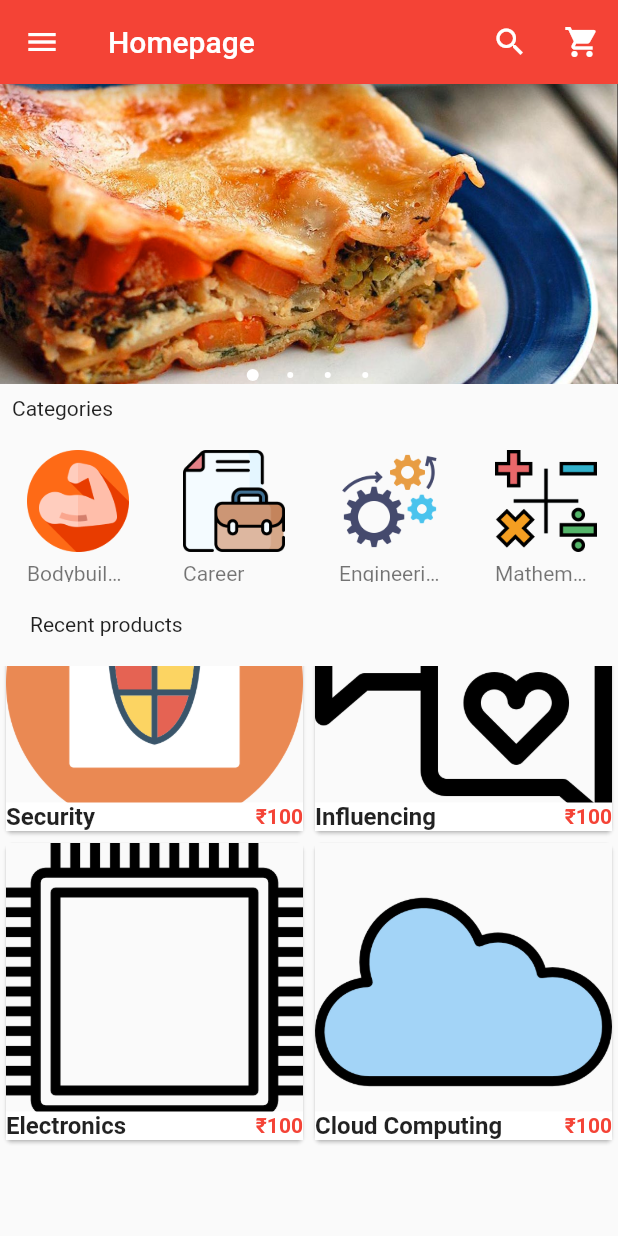
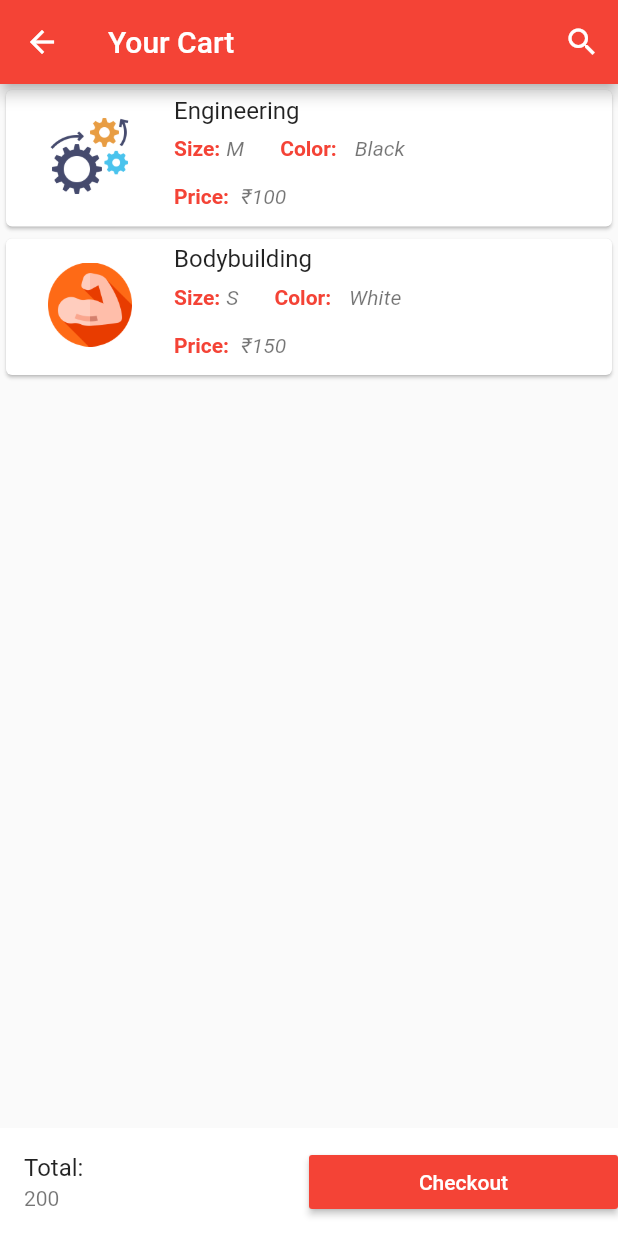
Before and after one commit to apoorvpandey/book_exchange, a Flutter app: the HomePage screen opened directly, scrolled down 298 dp, after a tap on the "shopping cart" icon, on a phone screen of 412 x 824 dp. Run offline on Flutter 3.47's test engine with Material 2 defaults, Android fonts, the light colour scheme and no system bars; drawn by our look-alikes of carousel_pro; our stand-ins replace cloud_firestore, firebase_auth, fluttertoast, google_sign_in, shared_preferences; accounts and stored records are empty.

Commit message:
16\07\20

```diff
--- /dev/null
+++ b/lib/components/cart_products.dart
@@ -0,0 +1,107 @@
+import 'package:flutter/cupertino.dart';
+import 'package:flutter/material.dart';
+
+class CartProducts extends StatefulWidget {
+  @override
+  _CartProductsState createState() => _CartProductsState();
+}
+
+class _CartProductsState extends State<CartProducts> {
+
+  var productsInTheCart = [
+    {
+      "name": "Engineering",
+      "picture": "images/categories/engineering.png",
+      "price": 100,
+      "size": "M",
+      "color": "Black",
+      "quantity": 1,
+    },
+    {
+      "name": "Bodybuilding",
+      "picture": "images/categories/bodybuilding.png",
+      "price": 150,
+      "size": "S",
+      "color": "White",
+      "quantity": 1,
+    },
+  ];
+
+  @override
+  Widget build(BuildContext context) {
+    return ListView.builder(
+      itemCount: productsInTheCart.length,
+        itemBuilder: (context, index){
+        return SingleCartProduct(
+          cartProductName: productsInTheCart[index] ["name"],
+          cartProductColor: productsInTheCart[index] ["color"],
+          cartProductPicture: productsInTheCart[index] ["picture"],
+          cartProductPrice: productsInTheCart[index] ["price"],
+          cartProductQuantity: productsInTheCart[index] ["quantity"],
+          cartProductSize: productsInTheCart[index] ["size"],
+        );
+        });
+
+  }
+}
+
+class SingleCartProduct extends StatelessWidget {
+
+  final cartProductName, cartProductPicture, cartProductPrice, cartProductSize, cartProductColor, cartProductQuantity;
+
+
+  SingleCartProduct({
+      this.cartProductName,
+      this.cartProductPicture,
+      this.cartProductPrice,
+      this.cartProductSize,
+      this.cartProductColor,
+      this.cartProductQuantity});
+
+  @override
+  Widget build(BuildContext context) {
+    return Card(
+      child: ListTile(
+        leading: Image.asset(cartProductPicture, width: 80 , height: 80,),
+        title: Text(cartProductName),
+        subtitle: Column(
+          children: [
+            Row(
+              children: [
+                Padding(
+                  padding: const EdgeInsets.all(0),
+                  child: Text("Size:", style: TextStyle(color: Colors.red, fontWeight: FontWeight.bold)),
+                ),
+                Padding(
+                  padding: const EdgeInsets.all(4.0),
+                  child: Text(cartProductSize, style: TextStyle(fontStyle: FontStyle.italic)),
+                ),
+                Padding(padding: const EdgeInsets.fromLTRB(20, 8, 8, 8),
+                child: Text("Color:", style: TextStyle(color: Colors.red, fontWeight: FontWeight.bold))
+                ),
+                Padding(
+                  padding: const EdgeInsets.all(4.0),
+                  child: Text(cartProductColor, style: TextStyle(fontStyle: FontStyle.italic),),
+                ),
+              ],
+            ),
+
+            Row(
+              children: [
+                Padding(
+                  padding: const EdgeInsets.all(0),
+                  child: Text("Price:", style: TextStyle(color: Colors.red, fontWeight: FontWeight.bold)),
+                ),
+                Padding(
+                  padding: const EdgeInsets.all(8),
+                  child: Text("₹"+"${cartProductPrice}", style: TextStyle(fontStyle: FontStyle.italic)),
+                ),
+              ],
+            ),
+          ],
+        ),
+
+      ),
+    );
+  }
+}
--- a/lib/main.dart
+++ b/lib/main.dart
@@ -1,171 +1,10 @@
-import 'package:bookexchange/components/horizontal_list_view.dart';
-import 'package:bookexchange/components/products.dart';
 import 'package:flutter/material.dart';
-import 'package:carousel_pro/carousel_pro.dart';
+import './views/login.dart';
+
 
 void main() {
   runApp(MaterialApp(
     debugShowCheckedModeBanner: false,
-    home: HomePage(),
+    home: Login(),
   ));
 }
-
-class HomePage extends StatefulWidget {
-  @override
-  _HomePageState createState() => _HomePageState();
-}
-
-class _HomePageState extends State<HomePage> {
-  @override
-  Widget build(BuildContext context) {
-    Widget imageCarousel = new Container(
-      height: 200,
-      child: Carousel(
-        boxFit: BoxFit.cover,
-        images: [
-          AssetImage("images/carousel/image1.jpg"),
-          AssetImage("images/carousel/image2.jpg"),
-          AssetImage("images/carousel/image3.jpg"),
-          AssetImage("images/carousel/image4.jpg"),
-        ],
-        animationCurve: Curves.fastOutSlowIn,
-        animationDuration: Duration(milliseconds: 1000),
-        dotSize: 4,
-        indicatorBgPadding: 2,
-        dotBgColor: Colors.transparent,
-      ),
-    );
-
-    return Scaffold(
-      appBar: AppBar(
-        backgroundColor: Colors.red,
-        title: Text("Homepage"),
-        actions: [
-          IconButton(
-            icon: Icon(
-              Icons.search,
-              color: Colors.white,
-            ),
-            onPressed: () {},
-          ),
-          IconButton(
-            icon: Icon(
-              Icons.shopping_cart,
-              color: Colors.white,
-            ),
-            onPressed: () {},
-          )
-        ],
-      ),
-      drawer: Drawer(
-        child: ListView(
-          children: <Widget>[
-            new UserAccountsDrawerHeader(
-              accountName: Text("Apoorv Pandey"),
-              accountEmail: Text("apoorvpandey111@gmail.com"),
-              currentAccountPicture: GestureDetector(
-                child: new CircleAvatar(
-                  backgroundColor: Colors.grey,
-                  child: Icon(
-                    Icons.person,
-                    color: Colors.white,
-                  ),
-                ),
-              ),
-              decoration: new BoxDecoration(color: Colors.redAccent),
-            ),
-            InkWell(
-              onTap: () {},
-              child: ListTile(
-                title: Text("Home Page"),
-                leading: Icon(
-                  Icons.home,
-                  color: Colors.red,
-                ),
-              ),
-            ),
-            InkWell(
-              onTap: () {},
-              child: ListTile(
-                title: Text("My Account"),
-                leading: Icon(
-                  Icons.person,
-                  color: Colors.red,
-                ),
-              ),
-            ),
-            InkWell(
-              onTap: () {},
-              child: ListTile(
-                title: Text("My Orders"),
-                leading: Icon(
-                  Icons.shopping_basket,
-                  color: Colors.red,
-                ),
-              ),
-            ),
-            InkWell(
-              onTap: () {},
-              child: ListTile(
-                title: Text("Shopping Cart"),
-                leading: Icon(
-                  Icons.shopping_cart,
-                  color: Colors.red,
-                ),
-              ),
-            ),
-            InkWell(
-              onTap: () {},
-              child: ListTile(
-                title: Text("Favorites"),
-                leading: Icon(
-                  Icons.favorite,
-                  color: Colors.red,
-                ),
-              ),
-            ),
-            Divider(),
-            InkWell(
-              onTap: () {},
-              child: ListTile(
-                title: Text("Settings"),
-                leading: Icon(
-                  Icons.settings,
-                  color: Colors.black54,
-                ),
-              ),
-            ),
-            InkWell(
-              onTap: () {},
-              child: ListTile(
-                title: Text("About"),
-                leading: Icon(
-                  Icons.info,
-                  color: Colors.blue,
-                ),
-              ),
-            ),
-          ],
-        ),
-      ),
-      body: new ListView(
-        children: [
-          imageCarousel,
-          new Padding(
-            padding: const EdgeInsets.all(8),
-            child: Text("Categories"),
-          ),
-          HorizontalListView(),
-          new Padding(
-            padding: const EdgeInsets.all(20),
-            child: Text("Recent products"),
-          ),
-          Container(
-            height: 320,
-            child: Products(),
-          )
-        ],
-      ),
-    );
-  }
-}
--- a/lib/views/cart.dart
+++ b/lib/views/cart.dart
@@ -0,0 +1,54 @@
+import 'package:flutter/material.dart';
+
+import 'package:bookexchange/components/cart_products.dart';
+
+class Cart extends StatefulWidget {
+  @override
+  _CartState createState() => _CartState();
+}
+
+class _CartState extends State<Cart> {
+  @override
+  Widget build(BuildContext context) {
+    return Scaffold(
+      appBar: AppBar(
+        backgroundColor: Colors.red,
+        title: Text("Your Cart"),
+        actions: [
+          IconButton(
+            icon: Icon(
+              Icons.search,
+              color: Colors.white,
+            ),
+            onPressed: () {},
+          ),
+        ],
+      ),
+
+      body: CartProducts(),
+
+      bottomNavigationBar: Container(
+        color: Colors.white,
+        child: Row(
+          children: [
+            Expanded(
+                child: ListTile(
+              title: Text("Total:"),
+              subtitle: Text("200"),
+            )),
+            Expanded(
+              child: MaterialButton(
+                onPressed: () {},
+                child: Text(
+                  "Checkout",
+                  style: TextStyle(color: Colors.white),
+                ),
+                color: Colors.red,
+              ),
+            )
+          ],
+        ),
+      ),
+    );
+  }
+}
--- /dev/null
+++ b/lib/views/home.dart
@@ -0,0 +1,170 @@
+import 'package:bookexchange/components/horizontal_list_view.dart';
+import 'package:bookexchange/components/products.dart';
+import 'package:flutter/material.dart';
+import 'package:carousel_pro/carousel_pro.dart';
+import 'package:bookexchange/views/cart.dart';
+
+class HomePage extends StatefulWidget {
+  @override
+  _HomePageState createState() => _HomePageState();
+}
+
+class _HomePageState extends State<HomePage> {
+  @override
+  Widget build(BuildContext context) {
+    Widget imageCarousel = new Container(
+      height: 200,
+      child: Carousel(
+        boxFit: BoxFit.cover,
+        images: [
+          AssetImage("images/carousel/image1.jpg"),
+          AssetImage("images/carousel/image2.jpg"),
+          AssetImage("images/carousel/image3.jpg"),
+          AssetImage("images/carousel/image4.jpg"),
+        ],
+        animationCurve: Curves.fastOutSlowIn,
+        animationDuration: Duration(milliseconds: 1000),
+        dotSize: 4,
+        indicatorBgPadding: 2,
+        dotBgColor: Colors.transparent,
+      ),
+    );
+
+    return Scaffold(
+      appBar: AppBar(
+        backgroundColor: Colors.red,
+        title: Text("Homepage"),
+        actions: [
+          IconButton(
+            icon: Icon(
+              Icons.search,
+              color: Colors.white,
+            ),
+            onPressed: () {},
+          ),
+          IconButton(
+            icon: Icon(
+              Icons.shopping_cart,
+              color: Colors.white,
+            ),
+            onPressed: () {
+              Navigator.push(context, MaterialPageRoute(builder: (context)=> Cart()));
+            },
+          )
+        ],
+      ),
+      drawer: Drawer(
+        child: ListView(
+          children: <Widget>[
+            new UserAccountsDrawerHeader(
+              accountName: Text("Apoorv Pandey"),
+              accountEmail: Text("apoorvpandey111@gmail.com"),
+              currentAccountPicture: GestureDetector(
+                child: new CircleAvatar(
+                  backgroundColor: Colors.grey,
+                  child: Icon(
+                    Icons.person,
+                    color: Colors.white,
+                  ),
+                ),
+              ),
+              decoration: new BoxDecoration(color: Colors.redAccent),
+            ),
+            InkWell(
+              onTap: () {
+              },
+              child: ListTile(
+                title: Text("Home Page"),
+                leading: Icon(
+                  Icons.home,
+                  color: Colors.red,
+                ),
+              ),
+            ),
+            InkWell(
+              onTap: () {},
+              child: ListTile(
+                title: Text("My Account"),
+                leading: Icon(
+                  Icons.person,
+                  color: Colors.red,
+                ),
+              ),
+            ),
+            InkWell(
+              onTap: () {},
+              child: ListTile(
+                title: Text("My Orders"),
+                leading: Icon(
+                  Icons.shopping_basket,
+                  color: Colors.red,
+                ),
+              ),
+            ),
+            InkWell(
+              onTap: () {
+                Navigator.push(context, MaterialPageRoute(builder: (context)=> Cart()));
+              },
+              child: ListTile(
+                title: Text("Shopping Cart"),
+                leading: Icon(
+                  Icons.shopping_cart,
+                  color: Colors.red,
+                ),
+              ),
+            ),
+            InkWell(
+              onTap: () {},
+              child: ListTile(
+                title: Text("Favorites"),
+                leading: Icon(
+                  Icons.favorite,
+                  color: Colors.red,
+                ),
+              ),
+            ),
+            Divider(),
+            InkWell(
+              onTap: () {},
+              child: ListTile(
+                title: Text("Settings"),
+                leading: Icon(
+                  Icons.settings,
+                  color: Colors.black54,
+                ),
+              ),
+            ),
+            InkWell(
+              onTap: () {},
+              child: ListTile(
+                title: Text("About"),
+                leading: Icon(
+                  Icons.info,
+                  color: Colors.blue,
+                ),
+              ),
+            ),
+          ],
+        ),
+      ),
+      body: new ListView(
+        children: [
+          imageCarousel,
+          new Padding(
+            padding: const EdgeInsets.all(8),
+            child: Text("Categories"),
+          ),
+          HorizontalListView(),
+          new Padding(
+            padding: const EdgeInsets.all(20),
+            child: Text("Recent products"),
+          ),
+          Container(
+            height: 320,
+            child: Products(),
+          )
+        ],
+      ),
+    );
+  }
+}
--- a/pubspec.yaml
+++ b/pubspec.yaml
@@ -22,6 +22,11 @@ environment:
 
 dependencies:
   carousel_pro: ^1.0.0
+  firebase_auth: ^0.16.1
+  cloud_firestore: ^0.13.7
+  google_sign_in: ^4.5.1
+  shared_preferences: ^0.5.8
+  fluttertoast: ^6.0.1
   flutter:
     sdk: flutter
 
```
Also changed, not shown: lib/views/login.dart (added, +131 -0 lines), pubspec.lock, 3 other files.
